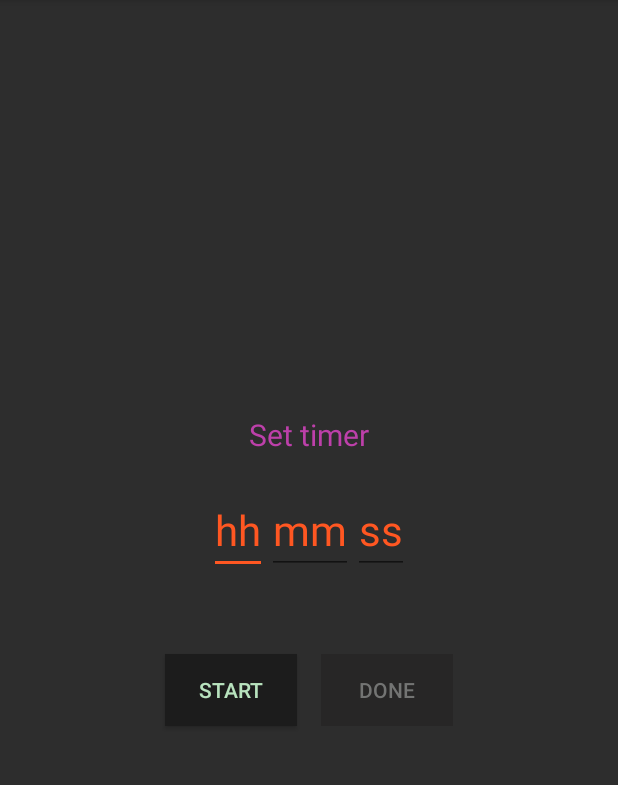
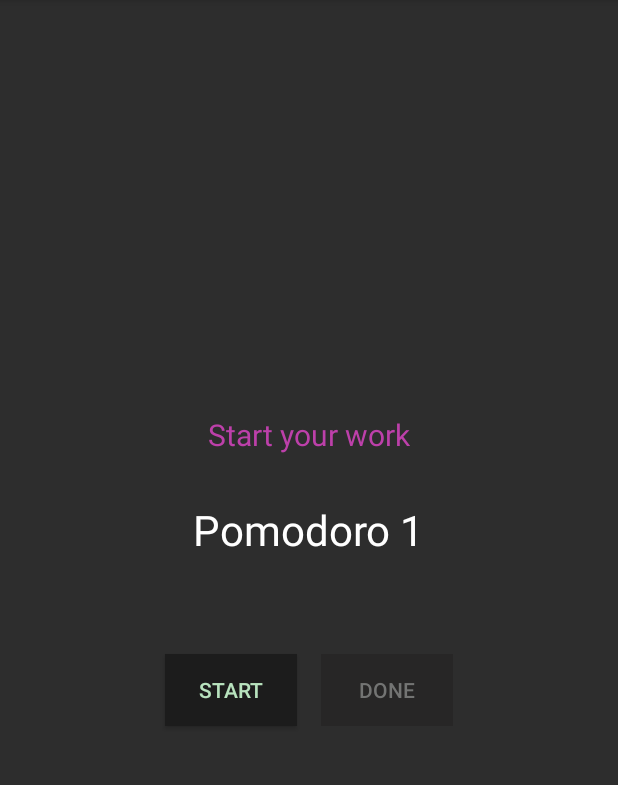
Before and after one commit to Abhi-1504/CountDown-Timer, an Android app: the screen it shows after launch (MainActivity), after a tap on "DONE", on a phone screen of 412 x 824 dp, the part 84-869 px from its top. Run offline under Robolectric (Android 15) with nearby library versions, the phone set to English and light mode, and no system bars; 2 other taps on this screen came first.

Commit message:
009 Pomodoro message functionality added and unused codes removed

```diff
--- a/app/src/main/java/com/yoyi/android/countdowntimer/MainActivity.java
+++ b/app/src/main/java/com/yoyi/android/countdowntimer/MainActivity.java
@@ -18,8 +18,7 @@ import java.util.ArrayList;
 public class MainActivity extends AppCompatActivity {
 
     // Creating objects and Variables to link Views and store values
-    TextView timer, message, txtSessionName;
-    private EditText hour, minute, second;
+    TextView timer, message, txtSessionName ,minute;
     private Button startAndPause, reset;
     private LinearLayout llUserInput, llChronometer;
     private RelativeLayout rlBackground;
@@ -42,9 +41,7 @@ public class MainActivity extends AppCompatActivity {
         message = findViewById(R.id.txtMessage);
         startAndPause = findViewById(R.id.start_button);
         reset = (findViewById(R.id.reset_button));
-        hour = findViewById(R.id.hour_input);
         minute = findViewById(R.id.minute_input);
-        second = findViewById(R.id.second_input);
         mp = MediaPlayer.create(this, R.raw.alert);
         txtSessionName = findViewById(R.id.sessionName);
 
@@ -67,8 +64,9 @@ public class MainActivity extends AppCompatActivity {
         sName.add("Excel");
 
         mTimer.setList(sName);
-
-        mTimer.setTimer(mp, hour, minute, second, timer, message, startAndPause, llUserInput, llChronometer, rlBackground, reset, txtSessionName);
+        minute.setText(mTimer.getPomodoroSessionNumber());
+        message.setText("Start your work");
+        mTimer.setTimer(mp, minute, timer, message, startAndPause, llUserInput, llChronometer, rlBackground, reset, txtSessionName);
 
         // Setting on click listener to start/pause button object
         startAndPause.setOnClickListener(new View.OnClickListener() {
--- a/app/src/main/java/com/yoyi/android/countdowntimer/Timer.java
+++ b/app/src/main/java/com/yoyi/android/countdowntimer/Timer.java
@@ -17,11 +17,17 @@ public class Timer implements TimerCalls{
     protected CountDownTimer countDownTimer;
     protected boolean isTimerRunning, isFirstRun = true;
     protected MediaPlayer mp;
-    protected EditText etxtHours, etxtMinutes, etxtSeconds;
-    protected TextView txtTimer;
+    protected TextView txtTimer, etxtMinutes;
     protected Button btnStartAndPause;
     protected int workSession = 0;
     protected boolean isBreak = false;
+    protected String pomodoroSessionNumber;
+
+    protected String getPomodoroSessionNumber()
+    {
+        pomodoroSessionNumber = "Pomodoro " + (workSession+1);
+        return pomodoroSessionNumber;
+    }
 
     // Set time for one pomodoro session
     protected void setWork()
@@ -44,12 +50,10 @@ public class Timer implements TimerCalls{
 
 
     @Override
-    public void setTimer(MediaPlayer mp, EditText etxtHours, EditText etxtMinutes,
-                         EditText etxtSeconds, TextView txtTimer, Button btnStartAndPause) {
+    public void setTimer(MediaPlayer mp, TextView etxtMinutes,
+                         TextView txtTimer, Button btnStartAndPause) {
         this.mp = mp;
-        this.etxtHours = etxtHours;
         this.etxtMinutes = etxtMinutes;
-        this.etxtSeconds = etxtSeconds;
         this.txtTimer = txtTimer;
         this.btnStartAndPause = btnStartAndPause;
     }
@@ -106,10 +110,12 @@ public class Timer implements TimerCalls{
                 {
                     workSession++;
                     isBreak = true;
+                    etxtMinutes.setText(getPomodoroSessionNumber()+" Completed");
                 }
                 else
                 {
                     isBreak = false;
+                    etxtMinutes.setText(getPomodoroSessionNumber());
                 }
             }
         }.start() ;
@@ -132,60 +138,5 @@ public class Timer implements TimerCalls{
         isTimerRunning = false;
         isFirstRun = true;
         txtTimer.setText("00:00:00");
-        etxtSeconds.setText("");
-        etxtMinutes.setText("");
-        etxtHours.setText("");
-    }
-
-    private boolean onFirstRun()
-    {
-        if (isFirstRun)
-        {
-            String bufferString;
-
-            // Getting value for seconds
-            bufferString = etxtSeconds.getText().toString();
-            if (bufferString.compareTo("")==0)
-            {
-                seconds = 0;
-            }
-            else
-            {
-                seconds = Integer.parseInt(bufferString);
-            }
-
-            // Getting value for minutes
-            bufferString = etxtMinutes.getText().toString();
-            if (bufferString.compareTo("")==0)
-            {
-                minutes = 0;
-            }
-            else
-            {
-                minutes = Integer.parseInt(bufferString);
-            }
-
-            // Getting value for hours
-            bufferString = etxtHours.getText().toString();
-            if (bufferString.compareTo("")==0)
-            {
-                hours = 0;
-            }
-            else
-            {
-                hours = Integer.parseInt(bufferString);
-            }
-
-            // Setting  value to Countdown variable
-            timeInMilliSeconds = ((hours * 3600) + (minutes * 60) + seconds) * 1000;
-
-            // Setting initial run to false
-            isFirstRun = false;
-            return true;
-        }
-        else
-        {
-            return false;
-        }
     }
 }
--- a/app/src/main/java/com/yoyi/android/countdowntimer/TimerCalls.java
+++ b/app/src/main/java/com/yoyi/android/countdowntimer/TimerCalls.java
@@ -8,6 +8,6 @@ import android.widget.TextView;
 public interface TimerCalls {
     public int startOrPauseTimer();
     public void resetTimer();
-    public void setTimer(MediaPlayer mp, EditText etxtHours, EditText etxtMinutes, EditText etxtSeconds,
+    public void setTimer(MediaPlayer mp, TextView etxtMinutes,
                          TextView txtTimer, Button btnStartAndPause);
 }
--- a/app/src/main/java/com/yoyi/android/countdowntimer/WorkTimer.java
+++ b/app/src/main/java/com/yoyi/android/countdowntimer/WorkTimer.java
@@ -74,13 +74,26 @@ public class WorkTimer extends Timer
 
         btnStartAndPause.setBackgroundColor(Color.parseColor("#1c1c1c"));
         btnStartAndPause.setTextColor(Color.parseColor("#b8e3be"));
+
+        if (!isBreak)
+        {
+            txtMessage.setText("Start your work");
+        }
+        else if ((workSession%4)==0 && isBreak)
+        {
+            txtMessage.setText("Take a long break");
+        }
+        else
+        {
+            txtMessage.setText("Take a break");
+        }
     }
 
-    public void setTimer(MediaPlayer mp, EditText etxtHours, EditText etxtMinutes,
-                         EditText etxtSeconds, TextView txtTimer, TextView message, Button btnStartAndPause,
+    public void setTimer(MediaPlayer mp, TextView etxtMinutes,
+                         TextView txtTimer, TextView message, Button btnStartAndPause,
                          LinearLayout llUserInput, LinearLayout llChronometer, RelativeLayout rlBackground, Button btnReset, TextView txtSessionName)
     {
-     super.setTimer(mp, etxtHours, etxtMinutes, etxtSeconds, txtTimer,
+     super.setTimer(mp, etxtMinutes, txtTimer,
              btnStartAndPause);
         this.llUserInput = llUserInput;
         this.llChronometer = llChronometer;
--- a/app/src/main/res/layout/activity_main.xml
+++ b/app/src/main/res/layout/activity_main.xml
@@ -39,40 +39,17 @@
                 android:layout_gravity="center"
                 android:visibility="visible">
 
-                <EditText
-                    android:id="@+id/hour_input"
-                    android:layout_width="wrap_content"
-                    android:layout_height="wrap_content"
-                    android:hint="@string/hours"
-                    android:inputType="number"
-                    android:maxLength="2"
-                    android:textColorHint="@color/colorAccent"
-                    android:textColor="#FFFFFF"
-                    android:textSize="@dimen/chronometer_textsize" />
 
-                <EditText
+                <TextView
                     android:id="@+id/minute_input"
                     android:layout_width="wrap_content"
                     android:layout_height="wrap_content"
-                    android:layout_toRightOf="@id/hour_input"
                     android:hint="@string/minutes"
                     android:inputType="number"
-                    android:maxLength="2"
                     android:textColorHint="@color/colorAccent"
                     android:textColor="#FFFFFF"
                     android:textSize="@dimen/chronometer_textsize"/>
 
-                <EditText
-                    android:id="@+id/second_input"
-                    android:layout_width="wrap_content"
-                    android:layout_height="wrap_content"
-                    android:layout_toRightOf="@id/minute_input"
-                    android:hint="@string/seconds"
-                    android:inputType="number"
-                    android:maxLength="2"
-                    android:textColorHint="@color/colorAccent"
-                    android:textColor="#FFFFFF"
-                    android:textSize="@dimen/chronometer_textsize" />
             </LinearLayout>
 
             <LinearLayout
```
